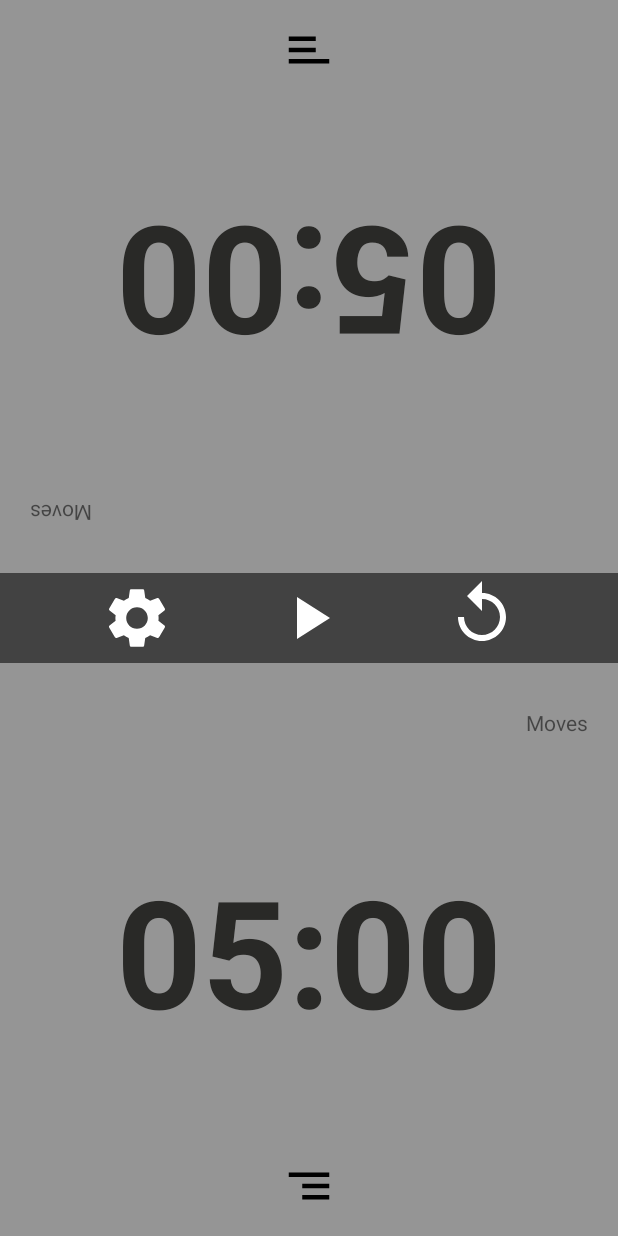
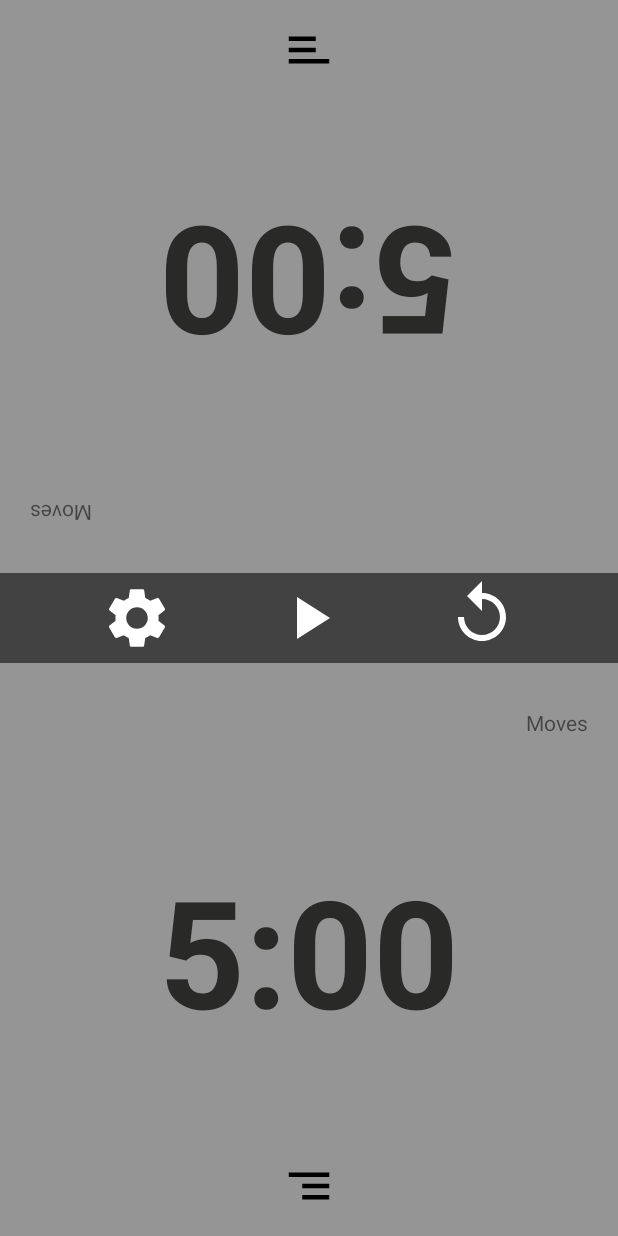
Before and after one commit to Zefer97/ChessApp, an Android app: the screen it shows after launch (MainActivity), on a phone screen of 412 x 824 dp. Run offline under Robolectric (Android 15) with nearby library versions, the phone set to English and light mode, and no system bars.

```diff
--- a/app/src/main/res/layout/activity_main.xml
+++ b/app/src/main/res/layout/activity_main.xml
@@ -27,7 +27,7 @@
             android:id="@+id/textButton1"
             android:layout_width="wrap_content"
             android:layout_height="wrap_content"
-            android:text="@string/_05_00"
+            android:text="5:00"
             android:textColor="#292927"
             android:textStyle="bold"
             android:textSize="100sp"
@@ -117,7 +117,7 @@
             android:id="@+id/textButton2"
             android:layout_width="wrap_content"
             android:layout_height="wrap_content"
-            android:text="@string/_05_00"
+            android:text="5:00"
             android:textColor="#292927"
             android:textStyle="bold"
             android:textSize="100sp"
--- a/app/src/main/res/values/strings.xml
+++ b/app/src/main/res/values/strings.xml
@@ -6,5 +6,4 @@
     <string name="amount_of_time_minutes">Amount Of Time (Min)</string>
     <string name="_5_00">5:00</string>
     <string name="moves">Moves</string>
-    <string name="_05_00">05:00</string>
 </resources>
```
Also changed, not shown: app/src/main/java/com/example/foodapp/MainActivity.kt (+10 -10 lines).
